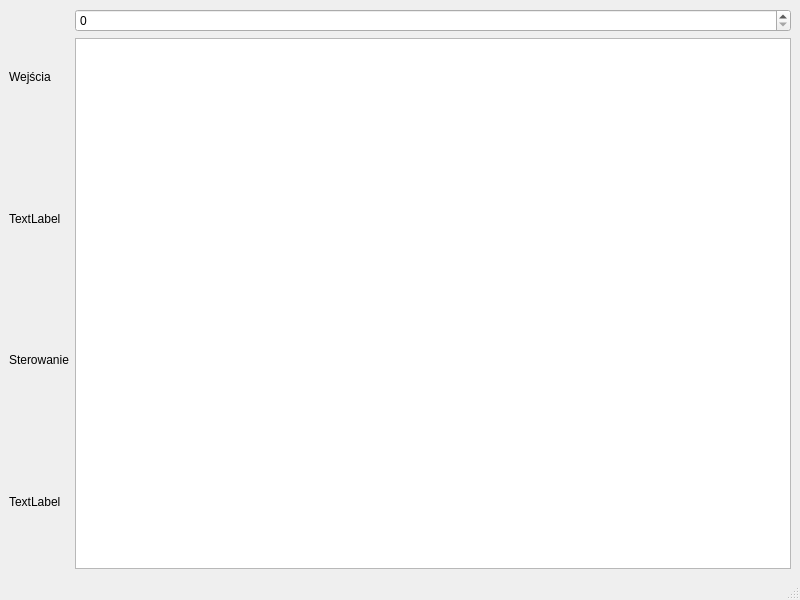
First picture: the form in RobotData.ui, repository mikic202/Robot-Control-Panel, before the edit.
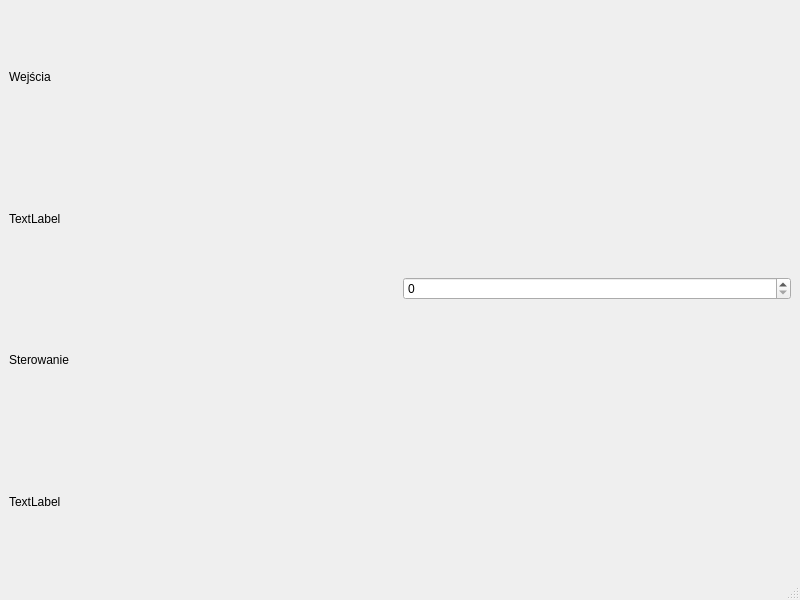
Second picture: the form after the edit.

Commit message: Add choosing wchich signals are displayed

Patch:
```diff
--- a/RobotData.ui
+++ b/RobotData.ui
@@ -53,7 +53,7 @@
        <widget class="QSpinBox" name="ReadingsNumber"/>
       </item>
       <item>
-       <widget class="QListWidget" name="sensors"/>
+       <layout class="QVBoxLayout" name="readings_checkbox"/>
       </item>
      </layout>
     </item>
```
The commit also changes 2 other files.
